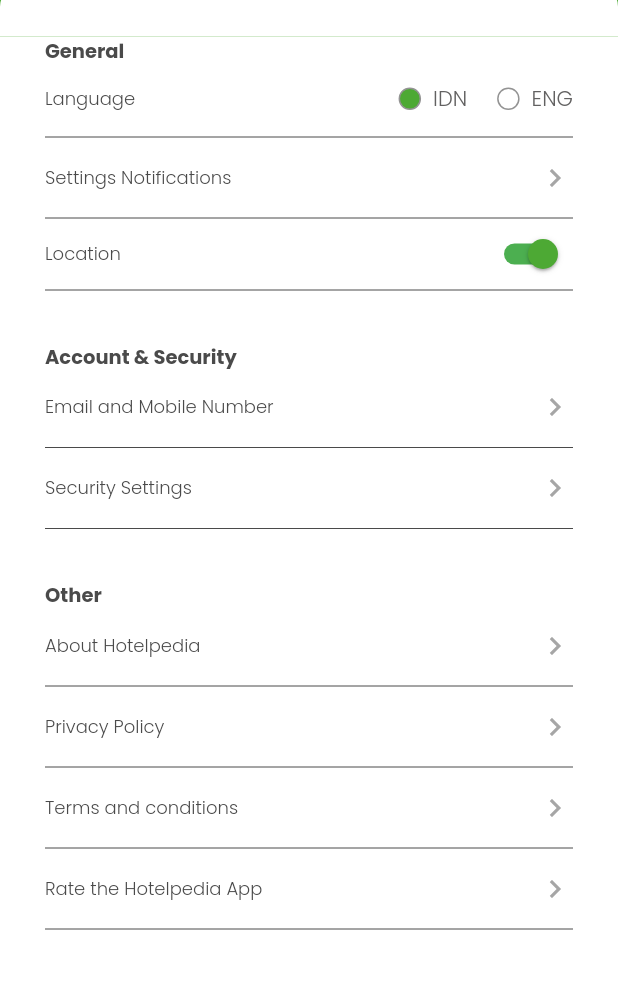
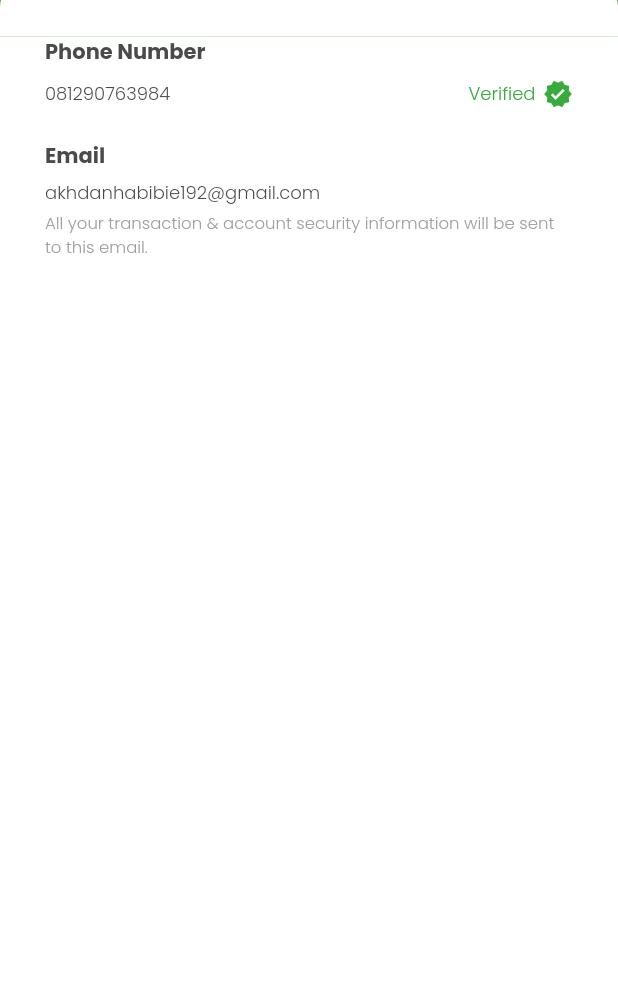
Before and after one commit to Akhdan1998/portofolio_hotel, a Flutter app: the pengaturan screen opened directly, after a tap on "Email and Mobile Number", on a phone screen of 412 x 824 dp, the part 100-1089 px from its top. Run offline on Flutter 3.47's test engine with Material 2 defaults, Android fonts, the light colour scheme and no system bars; our stand-ins replace animated_splash_screen, flutter_rating_bar, fluttertoast, get, google_fonts, percent_indicator and 2 more; missing offline and left inert: clipboard, story.

Commit message:
portofolio_hotel

```diff
--- /dev/null
+++ b/lib/pages/profil/pengaturan/hp.dart
@@ -0,0 +1,127 @@
+import 'package:flutter/material.dart';
+import 'package:get/get.dart';
+import 'package:google_fonts/google_fonts.dart';
+import 'package:supercharged/supercharged.dart';
+
+class hp extends StatefulWidget {
+  @override
+  State<hp> createState() => _hpState();
+}
+
+class _hpState extends State<hp> {
+  @override
+  Widget build(BuildContext context) {
+    return Scaffold(
+      backgroundColor: Colors.white,
+      appBar: AppBar(
+        backgroundColor: '4DA934'.toColor(),
+        elevation: 0,
+        automaticallyImplyLeading: false,
+        leading: IconButton(
+          onPressed: () {
+            Get.back();
+          },
+          icon: Icon(Icons.arrow_back),
+        ),
+        title: Container(
+          alignment: Alignment.centerLeft,
+          child: Text(
+            'Settings',
+            style: GoogleFonts.poppins().copyWith(
+              fontSize: 16,
+              color: Colors.white,
+              fontWeight: FontWeight.bold,
+            ),
+          ),
+        ),
+      ),
+      body: Column(
+        children: [
+          Container(
+            height: 35,
+            color: '4DA934'.toColor(),
+            child: Container(
+              decoration: BoxDecoration(
+                  borderRadius: BorderRadius.only(
+                    topRight: Radius.circular(15),
+                    topLeft: Radius.circular(15),
+                  ),
+                  color: Colors.white),
+            ),
+          ),
+          Container(
+            padding: EdgeInsets.only(left: 30, right: 30),
+            child: Column(
+              crossAxisAlignment: CrossAxisAlignment.start,
+              children: [
+                Text(
+                  'Phone Number',
+                  style: GoogleFonts.poppins().copyWith(
+                    fontWeight: FontWeight.bold,
+                    fontSize: 14,
+                    color: '4A4A4A'.toColor(),
+                  ),
+                ),
+                SizedBox(height: 7),
+                Row(
+                  mainAxisAlignment: MainAxisAlignment.spaceBetween,
+                  children: [
+                    Text(
+                      '081290763984',
+                      style: GoogleFonts.poppins().copyWith(
+                        fontWeight: FontWeight.w300,
+                        fontSize: 12,
+                        color: '4A4A4A'.toColor(),
+                      ),
+                    ),
+                    Row(
+                      children: [
+                        Text(
+                          'Verified',
+                          style: GoogleFonts.poppins().copyWith(
+                            fontWeight: FontWeight.w300,
+                            fontSize: 12,
+                            color: '39AA3D'.toColor(),
+                          ),
+                        ),
+                        SizedBox(width: 5),
+                        Icon(Icons.verified, color: '39AA3D'.toColor(), size: 20,),
+                      ],
+                    ),
+                  ],
+                ),
+                SizedBox(height: 21),
+                Text(
+                  'Email',
+                  style: GoogleFonts.poppins().copyWith(
+                    fontWeight: FontWeight.bold,
+                    fontSize: 14,
+                    color: '4A4A4A'.toColor(),
+                  ),
+                ),
+                SizedBox(height: 5),
+                Text(
+                  'akhdanhabibie192@gmail.com',
+                  style: GoogleFonts.poppins().copyWith(
+                    fontWeight: FontWeight.w300,
+                    fontSize: 12,
+                    color: '4A4A4A'.toColor(),
+                  ),
+                ),
+                SizedBox(height: 3),
+                Text(
+                  'All your transaction & account security information will be sent to this email.',
+                  style: GoogleFonts.poppins().copyWith(
+                    fontWeight: FontWeight.w300,
+                    fontSize: 11,
+                    color: '9E9E9E'.toColor(),
+                  ),
+                ),
+              ],
+            ),
+          ),
+        ],
+      ),
+    );
+  }
+}
--- a/lib/pages/profil/pengaturan/pengaturan notifikasi.dart
+++ b/lib/pages/profil/pengaturan/pengaturan notifikasi.dart
@@ -145,7 +145,7 @@ class _pengaturannotifikasiState extends State<pengaturannotifikasi> {
               ),
               Divider(
                 thickness: 5,
-                height: 40,
+                height: 50,
               ),
               Container(
                 padding: EdgeInsets.only(left: 30, right: 30),
@@ -231,7 +231,7 @@ class _pengaturannotifikasiState extends State<pengaturannotifikasi> {
               ),
               Divider(
                 thickness: 5,
-                height: 40,
+                height: 50,
               ),
               Container(
                 padding: EdgeInsets.only(left: 30, right: 30),
@@ -317,7 +317,7 @@ class _pengaturannotifikasiState extends State<pengaturannotifikasi> {
               ),
               Divider(
                 thickness: 5,
-                height: 40,
+                height: 50,
               ),
             ],
           ),
--- a/lib/pages/profil/pengaturan/pengaturan.dart
+++ b/lib/pages/profil/pengaturan/pengaturan.dart
@@ -3,6 +3,8 @@ import 'package:get/get.dart';
 import 'package:google_fonts/google_fonts.dart';
 import 'package:portofolio_hotel/pages/profil/pengaturan/pengaturan%20notifikasi.dart';
 import 'package:supercharged/supercharged.dart';
+
+import 'hp.dart';
 
 class pengaturan extends StatefulWidget {
   const pengaturan({super.key});
@@ -162,7 +164,7 @@ class _pengaturanState extends State<pengaturan> {
                     ],
                   ),
                   Divider(
-                    height: 30,
+                    height: 35,
                     color: '4A4A4A'.toColor(),
                   ),
                   GestureDetector(
@@ -191,7 +193,7 @@ class _pengaturanState extends State<pengaturan> {
                     ),
                   ),
                   Divider(
-                    height: 30,
+                    height: 35,
                     color: '4A4A4A'.toColor(),
                   ),
                   Row(
@@ -221,7 +223,7 @@ class _pengaturanState extends State<pengaturan> {
                     ],
                   ),
                   Divider(
-                    height: 30,
+                    height: 35,
                     color: '4A4A4A'.toColor(),
                   ),
                   SizedBox(height: 20),
@@ -235,7 +237,9 @@ class _pengaturanState extends State<pengaturan> {
                   ),
                   SizedBox(height: 12),
                   GestureDetector(
-                    onTap: () {},
+                    onTap: () {
+                      Get.to(hp());
+                    },
                     child: Container(
                       color: Colors.white,
                       child: Row(
@@ -258,7 +262,7 @@ class _pengaturanState extends State<pengaturan> {
                     ),
                   ),
                   Divider(
-                    height: 30,
+                    height: 35,
                     color: '4A4A4A'.toColor(),
                   ),
                   GestureDetector(
@@ -285,7 +289,7 @@ class _pengaturanState extends State<pengaturan> {
                     ),
                   ),
                   Divider(
-                    height: 30,
+                    height: 35,
                     color: '4A4A4A'.toColor(),
                   ),
                   SizedBox(height: 20),
@@ -322,7 +326,7 @@ class _pengaturanState extends State<pengaturan> {
                     ),
                   ),
                   Divider(
-                    height: 30,
+                    height: 35,
                     color: '4A4A4A'.toColor(),
                   ),
                   GestureDetector(
@@ -349,7 +353,7 @@ class _pengaturanState extends State<pengaturan> {
                     ),
                   ),
                   Divider(
-                    height: 30,
+                    height: 35,
                     color: '4A4A4A'.toColor(),
                   ),
                   GestureDetector(
@@ -376,7 +380,7 @@ class _pengaturanState extends State<pengaturan> {
                     ),
                   ),
                   Divider(
-                    height: 30,
+                    height: 35,
                     color: '4A4A4A'.toColor(),
                   ),
                   GestureDetector(
@@ -403,7 +407,7 @@ class _pengaturanState extends State<pengaturan> {
                     ),
                   ),
                   Divider(
-                    height: 30,
+                    height: 35,
                     color: '4A4A4A'.toColor(),
                   ),
                 ],
```
